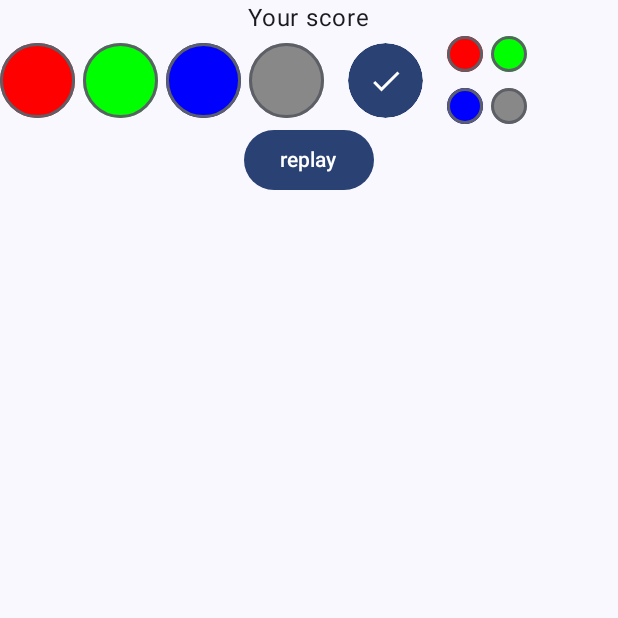
After one commit to km385/MasterAnd, an Android app built with Jetpack Compose: the composable Game shown on its own in the app's theme, on a phone screen of 412 x 824 dp, the top half of it. The commit adds this screen. Run offline under Robolectric (Android 15) with nearby library versions, the phone set to English and light mode, and no system bars.

Commit message:
added the game screen with basic views

```diff
--- /dev/null
+++ b/app/src/main/java/com/example/masterand/Game.kt
@@ -0,0 +1,191 @@
+package com.example.masterand
+
+import android.util.Log
+import androidx.compose.foundation.BorderStroke
+import androidx.compose.foundation.background
+import androidx.compose.foundation.border
+import androidx.compose.foundation.layout.Arrangement
+import androidx.compose.foundation.layout.Box
+import androidx.compose.foundation.layout.Column
+import androidx.compose.foundation.layout.Row
+import androidx.compose.foundation.layout.fillMaxWidth
+import androidx.compose.foundation.layout.padding
+import androidx.compose.foundation.layout.size
+import androidx.compose.foundation.shape.CircleShape
+import androidx.compose.material.icons.Icons
+import androidx.compose.material.icons.filled.Check
+import androidx.compose.material3.Button
+import androidx.compose.material3.ButtonDefaults
+import androidx.compose.material3.Icon
+import androidx.compose.material3.IconButton
+import androidx.compose.material3.IconButtonDefaults
+import androidx.compose.material3.MaterialTheme
+import androidx.compose.material3.Text
+import androidx.compose.runtime.Composable
+import androidx.compose.ui.Alignment
+import androidx.compose.ui.Modifier
+import androidx.compose.ui.draw.clip
+import androidx.compose.ui.graphics.Color
+import androidx.compose.ui.tooling.preview.Preview
+import androidx.compose.ui.unit.dp
+
+private const val TAG = "Game"
+@Composable
+fun Game(
+
+) {
+    GameScreen()
+
+}
+
+@Composable
+fun GameScreen(
+
+) {
+    Column(
+        horizontalAlignment = Alignment.CenterHorizontally
+    ) {
+        Text(
+            text = "Your score"
+        )
+        val colors = listOf(Color.Red, Color.Green, Color.Blue, Color.Gray)
+        GameRow(
+            colors = colors,
+            clickable = true,
+            feedbackColors = colors,
+            onSelectColorClick = {
+
+            }
+        ) {
+
+        }
+
+        Button(onClick = {
+
+        }) {
+            Text("replay")
+        }
+    }
+}
+
+@Composable
+fun CircularButton(onClick: () -> Unit, color: Color) {
+    Button(
+        onClick = { onClick() },
+        modifier = Modifier
+            .size(50.dp)
+            .background(color = MaterialTheme.colorScheme.background),
+        border = BorderStroke(2.dp, MaterialTheme.colorScheme.outline),
+        colors = ButtonDefaults
+            .buttonColors(
+                containerColor = color,
+                contentColor = MaterialTheme.colorScheme.onBackground
+            )
+
+    ) { }
+}
+
+@Composable
+fun SelectableColorsRow(colors: List<Color>, onClick: () -> Unit) {
+    Row(
+        horizontalArrangement = Arrangement.spacedBy(5.dp)
+    ) {
+        colors.forEach { color ->
+            CircularButton(
+                onClick = { onClick() },
+                color = color
+            )
+        }
+    }
+}
+
+@Composable
+fun SmallCircle(color: Color) {
+    Box(
+        modifier = Modifier
+            .size(24.dp)
+            .clip(CircleShape)
+            .background(color)
+            .border(
+                width = 2.dp,
+                color = MaterialTheme.colorScheme.outline,
+                shape = CircleShape
+            )
+    )
+}
+
+@Composable
+fun FeedbackCircles(colors: List<Color>) {
+    Column(
+        verticalArrangement = Arrangement.spacedBy(5.dp)
+    ) {
+        Row(
+            horizontalArrangement = Arrangement.spacedBy(5.dp),
+            modifier = Modifier.padding(bottom = 5.dp)
+        ) {
+            if (colors.isNotEmpty()) {
+                SmallCircle(color = colors[0])
+            }
+            if (colors.size > 1) {
+                SmallCircle(color = colors[1])
+            }
+        }
+
+        Row(
+            horizontalArrangement = Arrangement.spacedBy(5.dp)
+        ) {
+            if (colors.size > 2) {
+                SmallCircle(color = colors[2])
+            }
+            if (colors.size > 3) {
+                SmallCircle(color = colors[3])
+            }
+        }
+    }
+}
+
+@Composable
+fun GameRow(
+    colors: List<Color>,
+    feedbackColors: List<Color>,
+    clickable: Boolean,
+    onSelectColorClick: (index: Int) -> Unit,
+    onCheckClick: () -> Unit
+    ) {
+    Row(
+        horizontalArrangement = Arrangement.spacedBy(16.dp),
+        verticalAlignment = Alignment.CenterVertically,
+        modifier = Modifier.fillMaxWidth()
+    ) {
+        SelectableColorsRow(colors) {
+            Log.d(TAG, "on colors row")
+
+            // onclick
+        }
+        var clicked = clickable
+        IconButton(
+            onClick = {
+                Log.d(TAG, "on icon button clicked $clicked" )
+                clicked = !clicked
+            },
+            modifier = Modifier
+                .clip(CircleShape)
+                .size(50.dp)
+                .background(color = MaterialTheme.colorScheme.background),
+            colors = IconButtonDefaults.filledIconButtonColors(),
+            enabled = clicked
+        ) {
+            Icon(Icons.Filled.Check, contentDescription = "")
+        }
+        FeedbackCircles(feedbackColors)
+
+    }
+}
+
+
+
+@Preview(showBackground = true)
+@Composable
+fun GamePreview() {
+    Game()
+}
--- a/app/src/main/java/com/example/masterand/MainActivity.kt
+++ b/app/src/main/java/com/example/masterand/MainActivity.kt
@@ -144,7 +144,11 @@ fun ProfileScreen(
         )
 
         Button(
-            onClick = { navController.navigate(route = Screen.Second.route) },
+            onClick = { navController.navigate(
+                route = Screen.Second.passArguments(
+                    login = name,
+                    description = "puste",
+                    profileUri = imageUri.toString() )) },
             modifier = Modifier.fillMaxWidth(),
             enabled = isNameValid && isEmailValid && isColorsValid
         ) {
```
Also changed, not shown: app/src/main/java/com/example/masterand/NavGraph.kt (+24 -3 lines), app/src/main/java/com/example/masterand/Profile.kt (+14 -2 lines), app/src/main/java/com/example/masterand/Screen.kt (+8 -1 lines).
